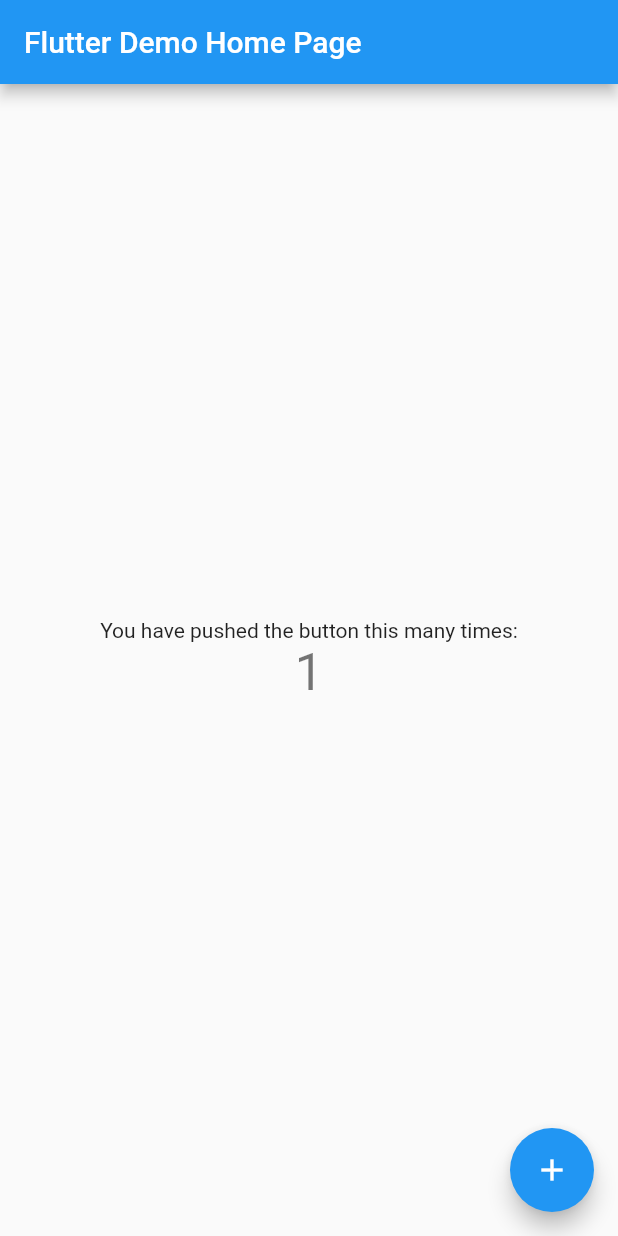
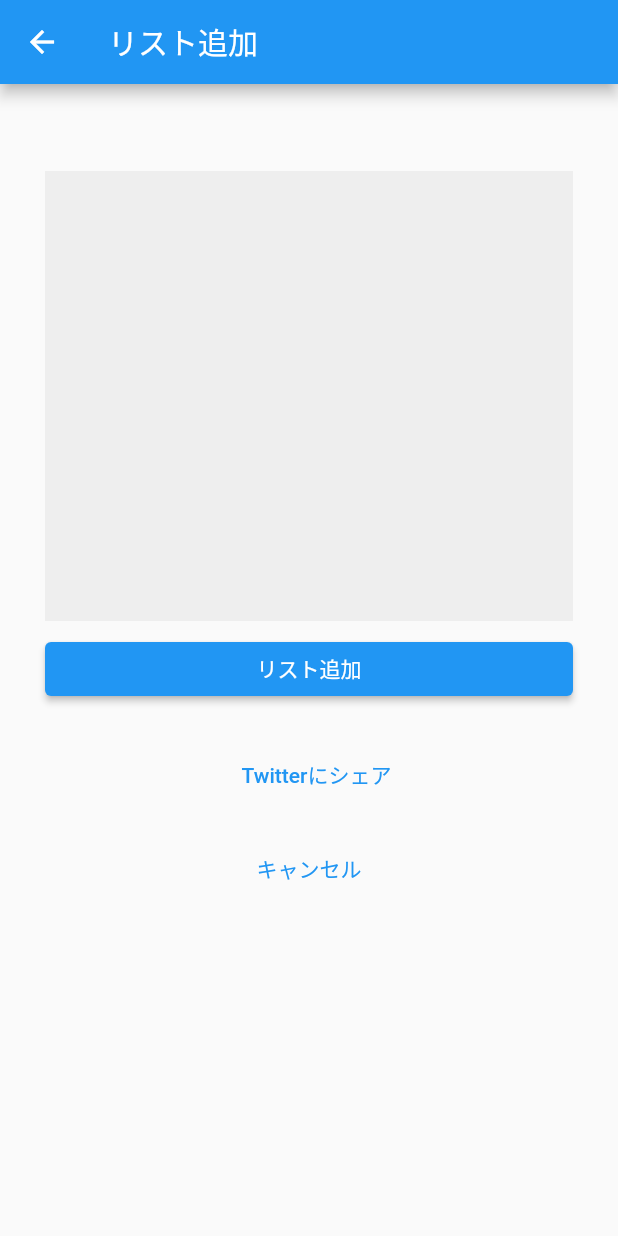
Before and after one commit to iseruuuuu/money_calc_app, a Flutter app: the screen it shows after launch, after a tap on the "add" icon, on a phone screen of 412 x 824 dp. Run offline on Flutter 3.47's test engine with Material 2 defaults, Android fonts, the phone set to English and light mode, and no system bars; our stand-ins replace shared_preferences.

Commit message:
add: フォーマットの追加・パッケージの追加

```diff
--- /dev/null
+++ b/lib/add_money.dart
@@ -0,0 +1,169 @@
+import 'package:flutter/material.dart';
+
+class TodoAddPage extends StatefulWidget {
+
+  @override
+  _TodoAddPageState createState() => _TodoAddPageState();
+}
+
+class _TodoAddPageState extends State<TodoAddPage> {
+
+  String _text = '';
+  bool cancel = false;
+
+
+  @override
+  Widget build(BuildContext context) {
+    return Scaffold(
+      // *** 追加する部分 ***
+      appBar: AppBar(
+        title: const Text('リスト追加'),
+      ),
+      // *** 追加する部分 ***
+      body:  GestureDetector(
+        onTap: () => FocusScope.of(context).unfocus(),
+        child: SingleChildScrollView(
+          reverse: true,
+          child: Container(
+            // 余白を付ける
+            padding: const EdgeInsets.only(top: 50, left: 30,right: 30),
+            child: Column(
+              mainAxisAlignment: MainAxisAlignment.center,
+              children: <Widget>[
+                const SizedBox(height: 8,),
+                // テキスト入力
+                Container(
+                  height: 300,
+                  color: const Color(0xffeeeeee),
+                  padding: const EdgeInsets.all(10.0),
+                  child: ConstrainedBox(
+                    constraints: const BoxConstraints(
+                      maxHeight: 200.0,
+                    ),
+                    child: Scrollbar(
+                      child: SingleChildScrollView(
+                        scrollDirection: Axis.vertical,
+                        reverse: true,
+                        child: SizedBox(
+                          height: 190.0,
+                          child: TextField(
+                            maxLines: 10,
+                            decoration: const InputDecoration(
+                              border: InputBorder.none,
+                            ),
+                            onChanged: (String value) {
+                              setState(() {
+                                _text  = value;
+                              });
+                            },
+                          ),
+                        ),
+                      ),
+                    ),
+                  ),
+                ),
+                const SizedBox(height: 8),
+                SizedBox(
+                  // 横幅いっぱいに広げる
+                  width: double.infinity,
+                  // リスト追加ボタン
+                  child: ElevatedButton(
+                    onPressed: () {
+                      //TODO ダイアログを出す
+                      if (cancel == true) {
+                        var now = new DateTime.now();
+                        //var formatter = DateFormat('yyyy/MM/dd  HH:mm');
+                       // String formattedDate = formatter.format(now); // 2016-01-25
+                        final post = '\n'
+                           // '$formattedDate \n'
+                            '\n'
+                            '$_text';
+                        Navigator.of(context).pop(post);
+                      }else{
+                        showDialog(
+                          context: context,
+                          builder: (_) {
+                            return AlertDialog(
+                              title: Center(child: Text("\n"
+                                  "ツイートしましたか？",style: TextStyle(color: Colors.black),)),
+                              content: Text("リストの追加の前にツイートしておくことをオススメします。"),
+                              actions: <Widget>[
+                                // ボタン領域
+                                Center(
+                                  child: Row(
+                                    mainAxisAlignment: MainAxisAlignment.center,
+                                    children: [
+                                      Padding(
+                                        padding: const EdgeInsets.only(right: 20,left: 0),
+                                        child: TextButton(
+                                          child: Text("ツイートする",style: TextStyle(fontSize: 15),),
+                                          onPressed: () => Navigator.pop(context),
+                                        ),
+                                      ),
+                                      Padding(
+                                        padding: const EdgeInsets.only(right: 0,left: 20),
+                                        child: TextButton(
+                                          child: Text("リストに追加",style: TextStyle(fontSize: 15),),
+                                          onPressed: () {
+                                            cancel = true;
+                                            Navigator.pop(context);
+                                          },
+                                        ),
+                                      ),
+                                    ],
+                                  ),
+                                ),
+                              ],
+                            );
+                          },
+                        );
+                      }
+                    },
+                    child: Text('リスト追加', style: TextStyle(color: Colors.white)),
+                  ),
+
+                ),
+                const SizedBox(height: 8),
+
+                Container(
+                  // 横幅いっぱいに広げる
+                  width: double.infinity,
+                  // キャンセルボタン
+                  child: TextButton(
+                    // ボタンをクリックした時の処理
+                    onPressed: () {},
+                    child: Padding(
+                      padding: const EdgeInsets.symmetric(vertical: 20),
+                      child: Row(
+                        mainAxisAlignment: MainAxisAlignment.center,
+                        children: [
+                          SizedBox(width: 10.0),
+                          Text('Twitterにシェア'),
+                        ],
+                      ),
+                    ),
+                  ),
+                ),
+
+
+                SizedBox(
+                  // 横幅いっぱいに広げる
+                  width: double.infinity,
+                  // キャンセルボタン
+                  child: TextButton(
+                    // ボタンをクリックした時の処理
+                    onPressed: () {
+                      //TODO キャンセルダイアログを出す
+                      Navigator.of(context).pop();
+                    },
+                    child: const Text('キャンセル'),
+                  ),
+                ),
+              ],
+            ),
+          ),
+        ),
+      ),
+    );
+  }
+}
--- a/lib/main.dart
+++ b/lib/main.dart
@@ -1,115 +1,125 @@
 import 'package:flutter/material.dart';
+import 'package:shared_preferences/shared_preferences.dart';
+
+import 'add_money.dart';
 
 void main() {
-  runApp(const MyApp());
+  runApp(MyApp());
 }
 
 class MyApp extends StatelessWidget {
-  const MyApp({Key? key}) : super(key: key);
-
-  // This widget is the root of your application.
   @override
   Widget build(BuildContext context) {
     return MaterialApp(
+      debugShowCheckedModeBanner: false,
       title: 'Flutter Demo',
       theme: ThemeData(
-        // This is the theme of your application.
-        //
-        // Try running your application with "flutter run". You'll see the
-        // application has a blue toolbar. Then, without quitting the app, try
-        // changing the primarySwatch below to Colors.green and then invoke
-        // "hot reload" (press "r" in the console where you ran "flutter run",
-        // or simply save your changes to "hot reload" in a Flutter IDE).
-        // Notice that the counter didn't reset back to zero; the application
-        // is not restarted.
         primarySwatch: Colors.blue,
       ),
-      home: const MyHomePage(title: 'Flutter Demo Home Page'),
+      home: GestureDetector(
+        onTap: () => FocusScope.of(context).unfocus(),
+        child :TodoListPage(),
+      ),
     );
   }
 }
 
-class MyHomePage extends StatefulWidget {
-  const MyHomePage({Key? key, required this.title}) : super(key: key);
-
-  // This widget is the home page of your application. It is stateful, meaning
-  // that it has a State object (defined below) that contains fields that affect
-  // how it looks.
-
-  // This class is the configuration for the state. It holds the values (in this
-  // case the title) provided by the parent (in this case the App widget) and
-  // used by the build method of the State. Fields in a Widget subclass are
-  // always marked "final".
-
-  final String title;
+class TodoListPage extends StatefulWidget {
+  const TodoListPage({Key? key}) : super(key: key);
 
   @override
-  State<MyHomePage> createState() => _MyHomePageState();
+  _TodoListPageState createState() => _TodoListPageState();
 }
 
-class _MyHomePageState extends State<MyHomePage> {
-  int _counter = 0;
 
-  void _incrementCounter() {
+class _TodoListPageState extends State<TodoListPage> {
+  // Todoリストのデータ
+  List<String> todoList = [];
+
+  Future<void> sharePrefrence() async {
+    Future<SharedPreferences> _prefs = SharedPreferences.getInstance();
+    final SharedPreferences prefs = await _prefs;
+    prefs.setStringList('key', todoList);
+  }
+
+
+  _getPrefItems() async {
+    SharedPreferences prefs = await SharedPreferences.getInstance();
+    // 以下の「counter」がキー名。見つからなければ０を返す
     setState(() {
-      // This call to setState tells the Flutter framework that something has
-      // changed in this State, which causes it to rerun the build method below
-      // so that the display can reflect the updated values. If we changed
-      // _counter without calling setState(), then the build method would not be
-      // called again, and so nothing would appear to happen.
-      _counter++;
+      todoList = prefs.getStringList('key') ?? [];
+    });
+  }
+
+  @override
+  void initState() {
+    super.initState();
+    _getPrefItems();
+  }
+
+  @override
+  void setState(VoidCallback fn) {
+    // TODO: implement setState
+    super.setState(fn);
+    setState(() {
+      sharePrefrence();
     });
   }
 
   @override
   Widget build(BuildContext context) {
-    // This method is rerun every time setState is called, for instance as done
-    // by the _incrementCounter method above.
-    //
-    // The Flutter framework has been optimized to make rerunning build methods
-    // fast, so that you can just rebuild anything that needs updating rather
-    // than having to individually change instances of widgets.
     return Scaffold(
       appBar: AppBar(
-        // Here we take the value from the MyHomePage object that was created by
-        // the App.build method, and use it to set our appbar title.
-        title: Text(widget.title),
+        title: Text('リスト一覧'),
       ),
-      body: Center(
-        // Center is a layout widget. It takes a single child and positions it
-        // in the middle of the parent.
-        child: Column(
-          // Column is also a layout widget. It takes a list of children and
-          // arranges them vertically. By default, it sizes itself to fit its
-          // children horizontally, and tries to be as tall as its parent.
-          //
-          // Invoke "debug painting" (press "p" in the console, choose the
-          // "Toggle Debug Paint" action from the Flutter Inspector in Android
-          // Studio, or the "Toggle Debug Paint" command in Visual Studio Code)
-          // to see the wireframe for each widget.
-          //
-          // Column has various properties to control how it sizes itself and
-          // how it positions its children. Here we use mainAxisAlignment to
-          // center the children vertically; the main axis here is the vertical
-          // axis because Columns are vertical (the cross axis would be
-          // horizontal).
-          mainAxisAlignment: MainAxisAlignment.center,
-          children: <Widget>[
-            const Text(
-              'You have pushed the button this many times:',
-            ),
-            Text(
-              '$_counter',
-              style: Theme.of(context).textTheme.headline4,
-            ),
-          ],
-        ),
+      body: ListView.builder(
+          itemCount: todoList.length,
+          itemBuilder: (context, index) {
+            return Dismissible(
+              key: Key(todoList[index]),
+              onDismissed: (direction) {
+                setState(() {
+                  todoList.removeAt(index);
+                });
+                if (direction == DismissDirection.endToStart) {
+                  Scaffold.of(context).showSnackBar(
+                      SnackBar(content: Text("削除しました"))
+                  );
+                }
+              },
+
+              child: SizedBox(
+                //TODO 折り畳みが理想。
+                height: 300,
+                child: Card(
+                  child: ListTile(
+                    title: Column(
+                      mainAxisAlignment: MainAxisAlignment.spaceBetween,
+                      children: [
+                        Text(todoList[index]),
+                      ],
+                    ),
+                  ),
+                ),
+              ),
+            );
+          }
       ),
       floatingActionButton: FloatingActionButton(
-        onPressed: _incrementCounter,
-        tooltip: 'Increment',
-        child: const Icon(Icons.add),
-      ), // This trailing comma makes auto-formatting nicer for build methods.
+        onPressed: () async{
+          final newListText = await Navigator.of(context).push(
+            MaterialPageRoute(builder: (context) {
+              return TodoAddPage();
+            }),
+          );
+          if (newListText != null) {
+            setState(() {
+              todoList.add(newListText);
+            });
+          }
+        },
+        child: Icon(Icons.add),
+      ),
     );
   }
 }
--- a/pubspec.yaml
+++ b/pubspec.yaml
@@ -45,6 +45,7 @@
   # package. See that file for information about deactivating specific lint
   # rules and activating additional ones.
   flutter_lints: ^1.0.0
+  shared_preferences:
 
 # For information on the generic Dart part of this file, see the
 # following page: https://dart.dev/tools/pub/pubspec
```
Also changed, not shown: pubspec.lock, 3 other files.
